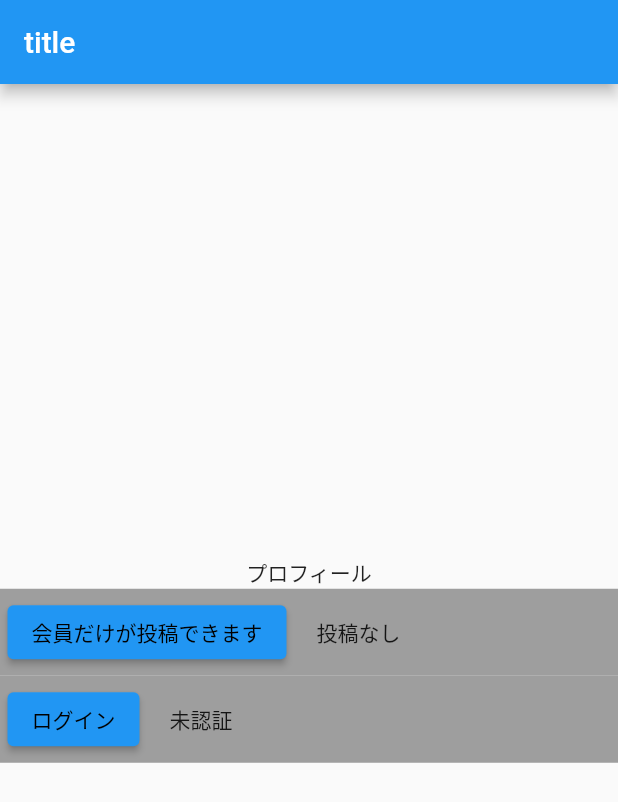
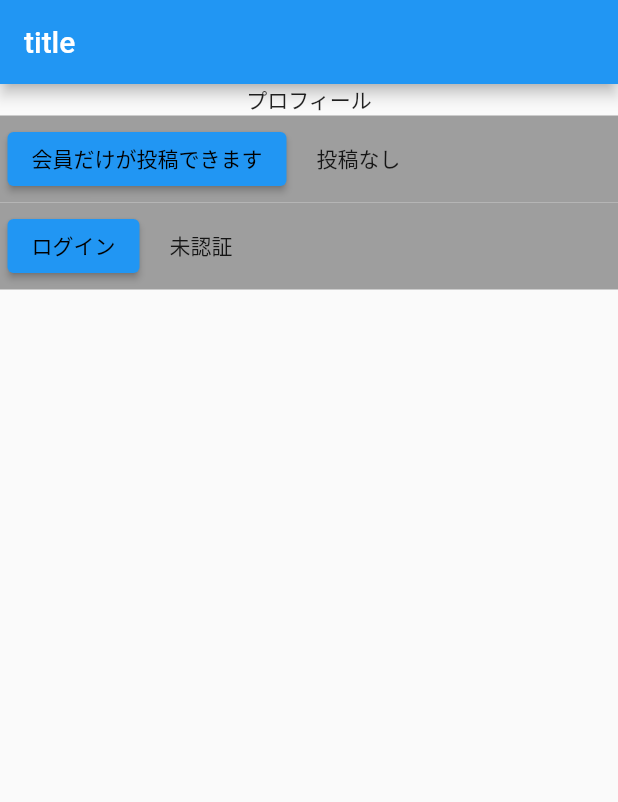
Before and after one commit to tsudo-kiroru/study_220310, a Flutter app: the screen it shows after launch, on a phone screen of 412 x 824 dp. Shown: the top 802 px of the screen. Run offline on Flutter 3.47's test engine with Material 2 defaults, Android fonts, the light colour scheme and no system bars; our stand-ins replace hooks_riverpod; missing offline and left inert: dart:js; accounts and stored records are empty.

Commit message:
ちょっと修正

```diff
--- a/riverpod_sample/lib/pages/my_home_page.dart
+++ b/riverpod_sample/lib/pages/my_home_page.dart
@@ -21,9 +21,8 @@ class MyHomePage extends HookConsumerWidget {
       appBar: AppBar(
         title: const Text("title"),
       ),
-      body: Center(child:
-        Column(
-          mainAxisAlignment: MainAxisAlignment.center,
+      body: Column(
+        mainAxisAlignment: MainAxisAlignment.start,
         children: <Widget>[
           Text(profileNotifier.introduction),
           ListCell(
@@ -50,9 +49,23 @@ class MyHomePage extends HookConsumerWidget {
               }
             },
           ),
+          ConstrainedBox(
+            constraints: BoxConstraints(maxHeight: 300),
+            child: ListView(
+              children: _getTile(myPosts),
+            )
+          ),
         ],
-        ),
       ),
     );
   }
+
+  List<ListTile> _getTile(List<String> list) {
+    return list.map((e) =>
+      ListTile(
+        leading: Icon(Icons.favorite),
+        title: Text(e),
+      )
+    ).toList();
   }
+}
```
Also changed, not shown: provider_sample/pubspec.lock, riverpod_sample/pubspec.lock, 4 other files. Lines whose indentation alone changed are shown as unchanged.
